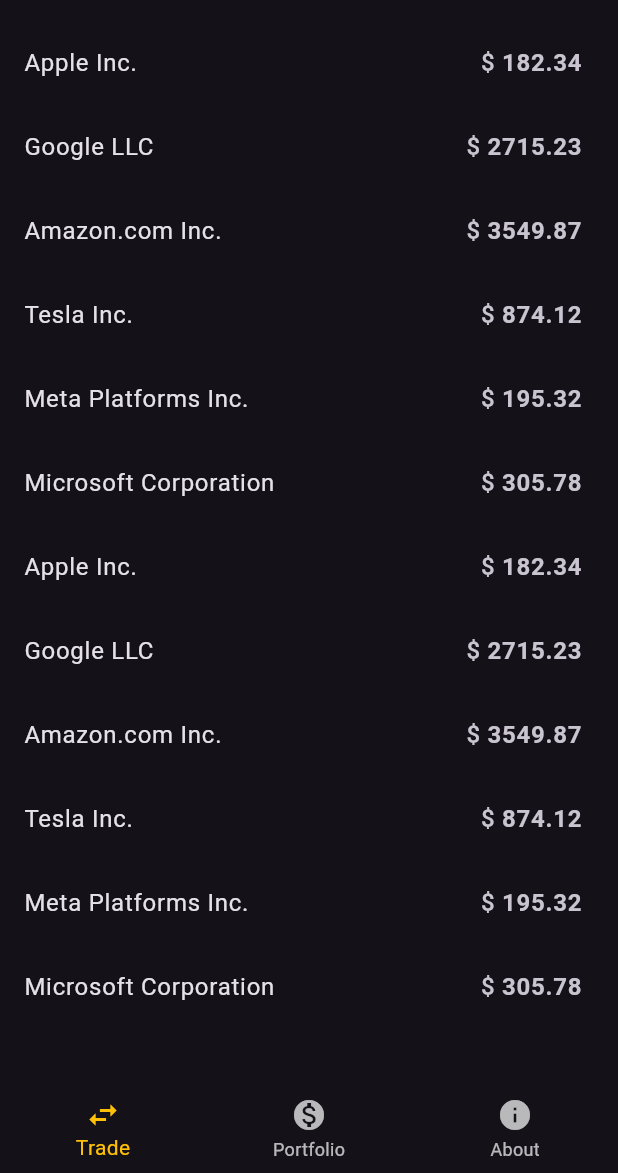
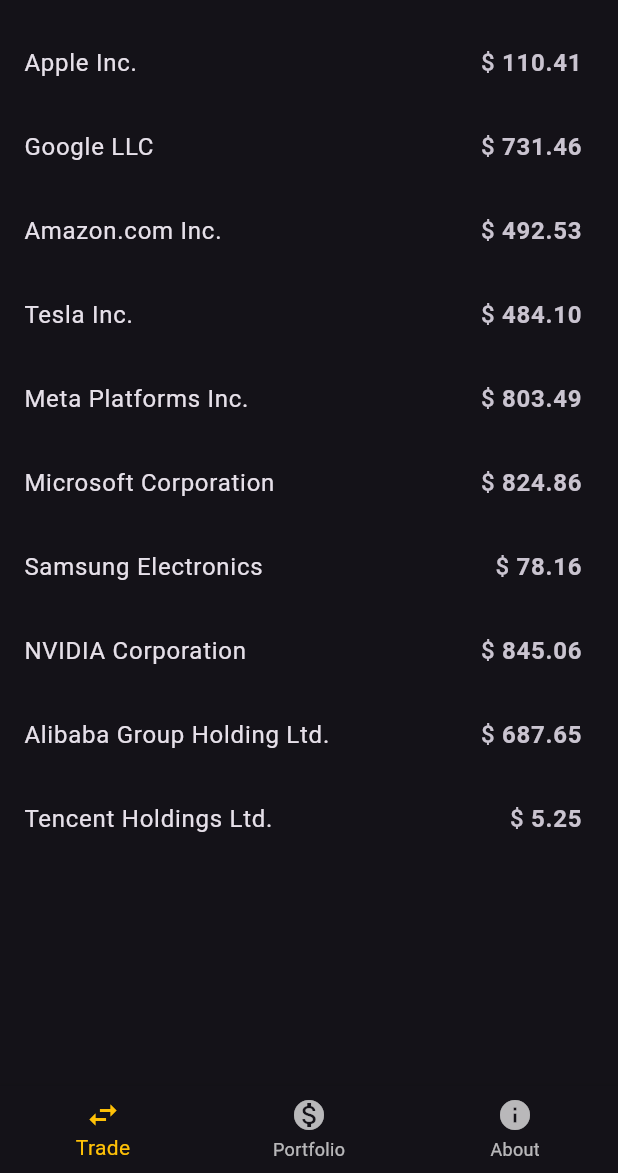
Before and after one commit to VarunBanka/Paper-Trader-using-flutter, a Flutter app: the screen it shows after launch, on a phone screen of 412 x 824 dp, the part 63-1236 px from its top. Run offline on Flutter 3.47's test engine with Material 3 defaults, Android fonts, the phone set to English and light mode, and no system bars; our stand-ins replace shared_preferences.

Commit message:
fixed #11

```diff
--- a/lib/database.dart
+++ b/lib/database.dart
@@ -1,41 +1,80 @@
+import 'dart:math';
+
+final random = Random();
+
 final List<Map<String, dynamic>> tradeItems = [
-  {"name": "Apple Inc.", "price": 182.34},
-  {"name": "Google LLC", "price": 2715.23},
-  {"name": "Amazon.com Inc.", "price": 3549.87},
-  {"name": "Tesla Inc.", "price": 874.12},
-  {"name": "Meta Platforms Inc.", "price": 195.32},
-  {"name": "Microsoft Corporation", "price": 305.78},
-  {"name": "Apple Inc.", "price": 182.34},
-  {"name": "Google LLC", "price": 2715.23},
-  {"name": "Amazon.com Inc.", "price": 3549.87},
-  {"name": "Tesla Inc.", "price": 874.12},
-  {"name": "Meta Platforms Inc.", "price": 195.32},
-  {"name": "Microsoft Corporation", "price": 305.78},
+  {"name": "Apple Inc.", "price": random.nextDouble() * 1000},
+  {"name": "Google LLC", "price": random.nextDouble() * 1000},
+  {"name": "Amazon.com Inc.", "price": random.nextDouble() * 1000},
+  {"name": "Tesla Inc.", "price": random.nextDouble() * 1000},
+  {"name": "Meta Platforms Inc.", "price": random.nextDouble() * 1000},
+  {"name": "Microsoft Corporation", "price": random.nextDouble() * 1000},
+  {"name": "Samsung Electronics", "price": random.nextDouble() * 1000},
+  {"name": "NVIDIA Corporation", "price": random.nextDouble() * 1000},
+  {"name": "Alibaba Group Holding Ltd.", "price": random.nextDouble() * 1000},
+  {"name": "Tencent Holdings Ltd.", "price": random.nextDouble() * 1000},
 ];
 
 final List<Map<String, dynamic>> fullData = [
-  {"name": "Apple Inc.", "price": 182.34},
-  {"name": "Google LLC", "price": 2715.23},
-  {"name": "Amazon.com Inc.", "price": 3549.87},
-  {"name": "Tesla Inc.", "price": 874.12},
-  {"name": "Meta Platforms Inc.", "price": 195.32},
-  {"name": "Microsoft Corporation", "price": 305.78},
-  {"name": "Apple Inc.", "price": 182.34},
-  {"name": "Google LLC", "price": 2715.23},
-  {"name": "Amazon.com Inc.", "price": 3549.87},
-  {"name": "Tesla Inc.", "price": 874.12},
-  {"name": "Meta Platforms Inc.", "price": 195.32},
-  {"name": "Microsoft Corporation", "price": 305.78},
-  {"name": "Apple Inc.", "price": 182.34},
-  {"name": "Google LLC", "price": 2715.23},
-  {"name": "Amazon.com Inc.", "price": 3549.87},
-  {"name": "Tesla Inc.", "price": 874.12},
-  {"name": "Meta Platforms Inc.", "price": 195.32},
-  {"name": "Microsoft Corporation", "price": 305.78},
-  {"name": "Apple Inc.", "price": 182.34},
-  {"name": "Google LLC", "price": 2715.23},
-  {"name": "Amazon.com Inc.", "price": 3549.87},
-  {"name": "Tesla Inc.", "price": 874.12},
-  {"name": "Meta Platforms Inc.", "price": 195.32},
-  {"name": "Microsoft Corporation", "price": 305.78},
+  {"name": "Johnson & Johnson", "price": random.nextDouble() * 1000},
+  {"name": "Berkshire Hathaway Inc.", "price": random.nextDouble() * 1000},
+  {"name": "JPMorgan Chase & Co.", "price": random.nextDouble() * 1000},
+  {"name": "Bank of America Corporation", "price": random.nextDouble() * 1000},
+  {"name": "Walmart Inc.", "price": random.nextDouble() * 1000},
+  {"name": "Exxon Mobil Corporation", "price": random.nextDouble() * 1000},
+  {"name": "Saudi Aramco", "price": random.nextDouble() * 1000},
+  {
+    "name": "Industrial and Commercial Bank of China",
+    "price": random.nextDouble() * 1000
+  },
+  {"name": "Sequoia Capital", "price": random.nextDouble() * 1000},
+  {"name": "BlackRock Inc.", "price": random.nextDouble() * 1000},
+  {"name": "Nestlé S.A.", "price": random.nextDouble() * 1000},
+  {"name": "Pfizer Inc.", "price": random.nextDouble() * 1000},
+  {"name": "Intel Corporation", "price": random.nextDouble() * 1000},
+  {"name": "The Coca-Cola Company", "price": random.nextDouble() * 1000},
+  {"name": "Procter & Gamble Company", "price": random.nextDouble() * 1000},
+  {"name": "Alphabet Inc. (Class C)", "price": random.nextDouble() * 1000},
+  {"name": "Verizon Communications Inc.", "price": random.nextDouble() * 1000},
+  {"name": "Shell plc", "price": random.nextDouble() * 1000},
+  {"name": "Johnson & Wales University", "price": random.nextDouble() * 1000},
+  {"name": "ACME Corporation", "price": random.nextDouble() * 1000},
+  {"name": "International Paper Company", "price": random.nextDouble() * 1000},
+  {
+    "name": "Hilton Worldwide Holdings Inc.",
+    "price": random.nextDouble() * 1000
+  },
+  {"name": "Boeing Company", "price": random.nextDouble() * 1000},
+  {"name": "Airbus SE", "price": random.nextDouble() * 1000},
+  {"name": "Netflix Inc.", "price": random.nextDouble() * 1000},
+  {"name": "The Walt Disney Company", "price": random.nextDouble() * 1000},
+  {"name": "PayPal Holdings Inc.", "price": random.nextDouble() * 1000},
+  {"name": "Cisco Systems Inc.", "price": random.nextDouble() * 1000},
+  {"name": "AstraZeneca plc", "price": random.nextDouble() * 1000},
+  {"name": "Reliance Industries", "price": random.nextDouble() * 10000},
+  {
+    "name": "Tata Consultancy Services (TCS)",
+    "price": random.nextDouble() * 10000
+  },
+  {"name": "HDFC Bank", "price": random.nextDouble() * 10000},
+  {"name": "ICICI Bank", "price": random.nextDouble() * 10000},
+  {"name": "Infosys", "price": random.nextDouble() * 10000},
+  {"name": "Bharti Airtel", "price": random.nextDouble() * 10000},
+  {
+    "name": "Hindustan Unilever Limited (HUL)",
+    "price": random.nextDouble() * 10000
+  },
+  {"name": "Kotak Mahindra Bank", "price": random.nextDouble() * 10000},
+  {"name": "Maruti Suzuki India Limited", "price": random.nextDouble() * 10000},
+  {"name": " Bajaj Finance Limited", "price": random.nextDouble() * 10000},
+  {"name": "Lloyds Banking Group (UK)", "price": random.nextDouble() * 10000},
+  {"name": "BNP Paribas (France)", "price": random.nextDouble() * 10000},
+  {
+    "name": "Toyota Motor Corporation (Japan)",
+    "price": random.nextDouble() * 10000
+  },
+  {
+    "name": "Deutsche Telekom AG (Germany)",
+    "price": random.nextDouble() * 10000
+  },
 ];
```
